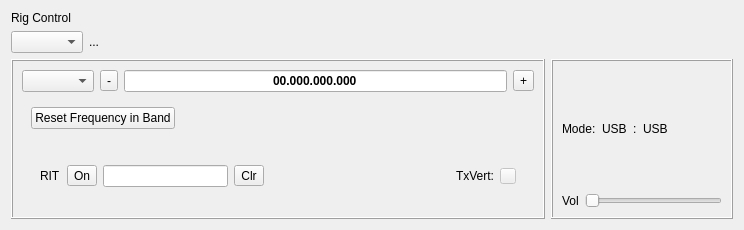
The window that mqt/MqtLogger/rigcontrolframe.ui (Rsclub22/Minos2-Mirror) describes before a commit, drawn with Qt 5.
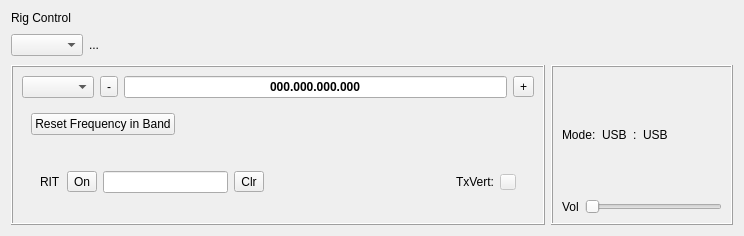
The same window after the commit. Custom widgets are drawn as their Qt base class.

The edit to the form file:
```diff
--- a/mqt/MqtLogger/rigcontrolframe.ui
+++ b/mqt/MqtLogger/rigcontrolframe.ui
@@ -7,7 +7,7 @@
     <x>0</x>
     <y>0</y>
     <width>744</width>
-    <height>202</height>
+    <height>236</height>
    </rect>
   </property>
   <property name="windowTitle">
@@ -127,10 +127,10 @@
              <enum>Qt::ClickFocus</enum>
             </property>
             <property name="inputMask">
-             <string>99.999.999.999</string>
+             <string>999.999.999.999</string>
             </property>
             <property name="text">
-             <string>00.000.000.000</string>
+             <string>000.000.000.000</string>
             </property>
             <property name="alignment">
              <set>Qt::AlignCenter</set>
```
